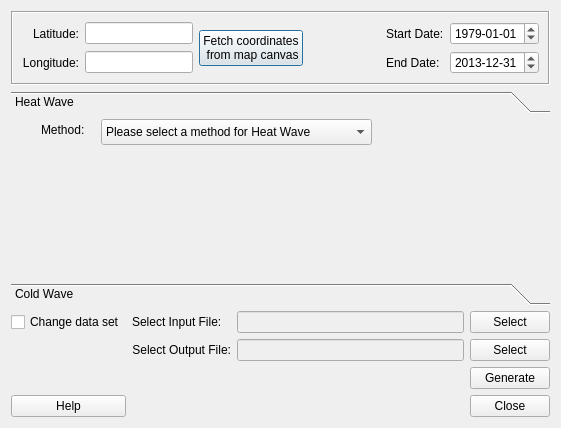
This is ExtremeFinder/extreme_finder_dialog_base.ui in UMEP-dev/UMEP as Qt 5 draws it before an edit. The edited form follows.
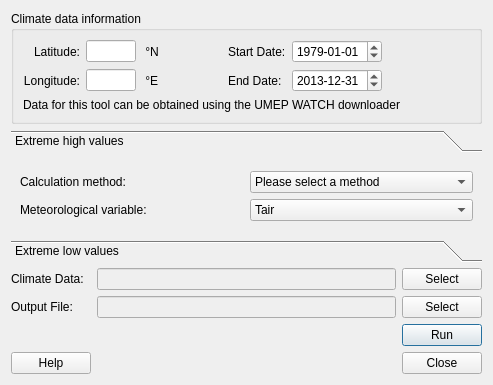
This is the edited form.

The edit to the form file:
```diff
--- a/ExtremeFinder/extreme_finder_dialog_base.ui
+++ b/ExtremeFinder/extreme_finder_dialog_base.ui
@@ -6,8 +6,8 @@
    <rect>
     <x>0</x>
     <y>0</y>
-    <width>561</width>
-    <height>428</height>
+    <width>493</width>
+    <height>385</height>
    </rect>
   </property>
   <property name="windowTitle">
@@ -15,31 +15,43 @@
   </property>
   <layout class="QGridLayout" name="gridLayout_4">
    <item row="0" column="0">
-    <widget class="QFrame" name="frame_2">
-     <property name="frameShape">
-      <enum>QFrame::Box</enum>
-     </property>
-     <property name="frameShadow">
-      <enum>QFrame::Sunken</enum>
+    <widget class="QGroupBox" name="groupBox">
+     <property name="title">
+      <string>Climate data information</string>
      </property>
      <layout class="QGridLayout" name="gridLayout_3">
       <item row="0" column="0">
        <layout class="QGridLayout" name="gridLayout_2">
-        <item row="0" column="3">
-         <spacer name="horizontalSpacer">
-          <property name="orientation">
-           <enum>Qt::Horizontal</enum>
+        <item row="0" column="0">
+         <widget class="QLabel" name="label_12">
+          <property name="text">
+           <string>Latitude:</string>
           </property>
-          <property name="sizeHint" stdset="0">
-           <size>
-            <width>40</width>
-            <height>20</height>
-           </size>
+          <property name="alignment">
+           <set>Qt::AlignRight|Qt::AlignTrailing|Qt::AlignVCenter</set>
           </property>
-         </spacer>
+         </widget>
         </item>
         <item row="0" column="1">
          <widget class="QLineEdit" name="textOutput_lat">
+          <property name="sizePolicy">
+           <sizepolicy hsizetype="Fixed" vsizetype="Fixed">
+            <horstretch>0</horstretch>
+            <verstretch>0</verstretch>
+           </sizepolicy>
+          </property>
+          <property name="minimumSize">
+           <size>
+            <width>50</width>
+            <height>0</height>
+           </size>
+          </property>
+          <property name="maximumSize">
+           <size>
+            <width>50</width>
+            <height>16777215</height>
+           </size>
+          </property>
           <property name="inputMask">
            <string/>
           </property>
@@ -48,50 +60,63 @@
           </property>
          </widget>
         </item>
-        <item row="0" column="5">
+        <item row="0" column="2">
+         <widget class="QLabel" name="label_17">
+          <property name="text">
+           <string> °N</string>
+          </property>
+          <property name="alignment">
+           <set>Qt::AlignLeading|Qt::AlignLeft|Qt::AlignVCenter</set>
+          </property>
+         </widget>
+        </item>
+        <item row="0" column="3">
+         <spacer name="horizontalSpacer_2">
+          <property name="orientation">
+           <enum>Qt::Horizontal</enum>
+          </property>
+          <property name="sizeHint" stdset="0">
+           <size>
+            <width>18</width>
+            <height>20</height>
+           </size>
+          </property>
+         </spacer>
+        </item>
+        <item row="0" column="4">
          <widget class="QLabel" name="label">
           <property name="text">
            <string>Start Date:</string>
           </property>
          </widget>
         </item>
-        <item row="1" column="1">
-         <widget class="QLineEdit" name="textOutput_lon">
-          <property name="text">
-           <string/>
-          </property>
-         </widget>
-        </item>
-        <item row="1" column="6">
-         <widget class="QDateEdit" name="dateEditEnd">
-          <property name="maximumDate">
-           <date>
-            <year>2016</year>
-            <month>12</month>
-            <day>31</day>
-           </date>
-          </property>
-          <property name="minimumDate">
-           <date>
-            <year>1901</year>
-            <month>1</month>
-            <day>1</day>
-           </date>
-          </property>
-          <property name="displayFormat">
-           <string>yyyy-MM-dd</string>
-          </property>
-          <property name="date">
-           <date>
-            <year>2013</year>
-            <month>12</month>
-            <day>31</day>
-           </date>
-          </property>
-         </widget>
-        </item>
-        <item row="0" column="6">
+        <item row="0" column="5">
          <widget class="QDateEdit" name="dateEditStart">
+          <property name="sizePolicy">
+           <sizepolicy hsizetype="Fixed" vsizetype="Fixed">
+            <horstretch>0</horstretch>
+            <verstretch>0</verstretch>
+           </sizepolicy>
+          </property>
+          <property name="minimumSize">
+           <size>
+            <width>90</width>
+            <height>0</height>
+           </size>
+          </property>
+          <property name="maximumSize">
+           <size>
+            <width>90</width>
+            <height>16777215</height>
+           </size>
+          </property>
+          <property name="date">
+           <date>
+            <year>1979</year>
+            <month>1</month>
+            <day>1</day>
+           </date>
+          </property>
           <property name="maximumDateTime">
            <datetime>
             <hour>23</hour>
@@ -138,15 +163,18 @@
           </property>
          </widget>
         </item>
-        <item row="0" column="0">
-         <widget class="QLabel" name="label_12">
-          <property name="text">
-           <string>Latitude:</string>
+        <item row="0" column="6">
+         <spacer name="horizontalSpacer">
+          <property name="orientation">
+           <enum>Qt::Horizontal</enum>
           </property>
-          <property name="alignment">
-           <set>Qt::AlignRight|Qt::AlignTrailing|Qt::AlignVCenter</set>
+          <property name="sizeHint" stdset="0">
+           <size>
+            <width>88</width>
+            <height>17</height>
+           </size>
           </property>
-         </widget>
+         </spacer>
         </item>
         <item row="1" column="0">
          <widget class="QLabel" name="label_11">
@@ -158,23 +186,100 @@
           </property>
          </widget>
         </item>
-        <item row="1" column="5">
+        <item row="1" column="1">
+         <widget class="QLineEdit" name="textOutput_lon">
+          <property name="minimumSize">
+           <size>
+            <width>50</width>
+            <height>0</height>
+           </size>
+          </property>
+          <property name="maximumSize">
+           <size>
+            <width>50</width>
+            <height>16777215</height>
+           </size>
+          </property>
+          <property name="text">
+           <string/>
+          </property>
+         </widget>
+        </item>
+        <item row="1" column="2" colspan="2">
+         <widget class="QLabel" name="label_18">
+          <property name="text">
+           <string> °E</string>
+          </property>
+          <property name="alignment">
+           <set>Qt::AlignLeading|Qt::AlignLeft|Qt::AlignVCenter</set>
+          </property>
+         </widget>
+        </item>
+        <item row="1" column="4">
          <widget class="QLabel" name="label_2">
           <property name="text">
            <string>End Date:</string>
           </property>
          </widget>
         </item>
-        <item row="0" column="2" rowspan="2">
-         <widget class="QPushButton" name="selectpoint">
-          <property name="text">
-           <string>Fetch coordinates
- from map canvas</string>
+        <item row="1" column="5">
+         <widget class="QDateEdit" name="dateEditEnd">
+          <property name="sizePolicy">
+           <sizepolicy hsizetype="Fixed" vsizetype="Fixed">
+            <horstretch>0</horstretch>
+            <verstretch>0</verstretch>
+           </sizepolicy>
+          </property>
+          <property name="minimumSize">
+           <size>
+            <width>90</width>
+            <height>0</height>
+           </size>
+          </property>
+          <property name="maximumSize">
+           <size>
+            <width>90</width>
+            <height>16777215</height>
+           </size>
+          </property>
+          <property name="date">
+           <date>
+            <year>2013</year>
+            <month>12</month>
+            <day>31</day>
+           </date>
+          </property>
+          <property name="maximumDate">
+           <date>
+            <year>2016</year>
+            <month>12</month>
+            <day>31</day>
+           </date>
+          </property>
+          <property name="minimumDate">
+           <date>
+            <year>1901</year>
+            <month>1</month>
+            <day>1</day>
+           </date>
+          </property>
+          <property name="displayFormat">
+           <string>yyyy-MM-dd</string>
           </property>
          </widget>
         </item>
        </layout>
       </item>
+      <item row="1" column="0">
+       <widget class="QLabel" name="label_19">
+        <property name="text">
+         <string>Data for this tool can be obtained using the UMEP WATCH downloader</string>
+        </property>
+        <property name="alignment">
+         <set>Qt::AlignLeading|Qt::AlignLeft|Qt::AlignVCenter</set>
+        </property>
+       </widget>
+      </item>
      </layout>
     </widget>
    </item>
@@ -188,61 +293,106 @@
        <rect>
         <x>0</x>
         <y>0</y>
-        <width>537</width>
-        <height>76</height>
+        <width>475</width>
+        <height>89</height>
        </rect>
       </property>
       <attribute name="label">
-       <string>Heat Wave</string>
+       <string>Extreme high values</string>
       </attribute>
-      <widget class="QComboBox" name="comboBox_HW">
-       <property name="geometry">
-        <rect>
-         <x>90</x>
-         <y>0</y>
-         <width>271</width>
-         <height>26</height>
-        </rect>
-       </property>
-       <item>
-        <property name="text">
-         <string>Please select a method for Heat Wave</string>
-        </property>
+      <layout class="QGridLayout" name="gridLayout_7">
+       <item row="0" column="0">
+        <layout class="QGridLayout" name="gridLayout_5">
+         <item row="0" column="0">
+          <widget class="QLabel" name="label_13">
+           <property name="text">
+            <string>Calculation method:</string>
+           </property>
+          </widget>
+         </item>
+         <item row="0" column="1">
+          <widget class="QComboBox" name="comboBox_HW">
+           <item>
+            <property name="text">
+             <string>Please select a method</string>
+            </property>
+           </item>
+           <item>
+            <property name="text">
+             <string extracomment="Exceedance index—longest period where maximum temperature is above the 97.5th percentile for at least 3days; average daily maximum temperature across the event is over the 97.5th percentile; all days are above the 81st percentile.">Meehl and Tebaldi (2004)</string>
+            </property>
+           </item>
+           <item>
+            <property name="text">
+             <string extracomment="Multi-measurement index—periods of at least 6days where maximum temperature exceeds the calendar day 90th percentile (15day calendar window).">Fischer and Schär (2010)</string>
+            </property>
+           </item>
+           <item>
+            <property name="text">
+             <string extracomment="Atleast3daysabovethe98thpercentileofmaximumtemperature.The 98th percentile of the daily Tmax&#13;values in the MJJASO months">Schoetter et al. (2014)</string>
+            </property>
+           </item>
+           <item>
+            <property name="text">
+             <string extracomment="Periods of various length where daily mean temperature is above the 90th percentile">Vautard et al. (2013)</string>
+            </property>
+           </item>
+          </widget>
+         </item>
+         <item row="1" column="0">
+          <widget class="QLabel" name="label_15">
+           <property name="text">
+            <string>Meteorological variable:</string>
+           </property>
+          </widget>
+         </item>
+         <item row="1" column="1">
+          <widget class="QComboBox" name="cmbHWvar">
+           <item>
+            <property name="text">
+             <string>Tair</string>
+            </property>
+           </item>
+           <item>
+            <property name="text">
+             <string>Qair</string>
+            </property>
+           </item>
+           <item>
+            <property name="text">
+             <string>Wind</string>
+            </property>
+           </item>
+           <item>
+            <property name="text">
+             <string>PSurf</string>
+            </property>
+           </item>
+           <item>
+            <property name="text">
+             <string>SWdown</string>
+            </property>
+           </item>
+           <item>
+            <property name="text">
+             <string>LWdown</string>
+            </property>
+           </item>
+           <item>
+            <property name="text">
+             <string>Snowf</string>
+            </property>
+           </item>
+           <item>
+            <property name="text">
+             <string>Rainf</string>
+            </property>
+           </item>
+          </widget>
+         </item>
+        </layout>
        </item>
-       <item>
-        <property name="text">
-         <string extracomment="Exceedance index—longest period where maximum temperature is above the 97.5th percentile for at least 3days; average daily maximum temperature across the event is over the 97.5th percentile; all days are above the 81st percentile.">Meehl and Tebaldi (2004)</string>
-        </property>
-       </item>
-       <item>
-        <property name="text">
-         <string extracomment="Multi-measurement index—periods of at least 6days where maximum temperature exceeds the calendar day 90th percentile (15day calendar window).">Fischer and Schär (2010)</string>
-        </property>
-       </item>
-       <item>
-        <property name="text">
-         <string extracomment="Atleast3daysabovethe98thpercentileofmaximumtemperature.The 98th percentile of the daily Tmax&#13;values in the MJJASO months">Schoetter et al. (2014)</string>
-        </property>
-       </item>
-       <item>
-        <property name="text">
-         <string extracomment="Periods of various length where daily mean temperature is above the 90th percentile">Vautard et al. (2013)</string>
-        </property>
-       </item>
-      </widget>
-      <widget class="QLabel" name="label_13">
-       <property name="geometry">
-        <rect>
-         <x>30</x>
-         <y>-10</y>
-         <width>69</width>
-         <height>41</height>
-        </rect>
-       </property>
-       <property name="text">
-        <string>Method:</string>
-       </property>
-      </widget>
+      </layout>
      </widget>
      <widget class="QWidget" name="page_2">
       <property name="geometry">
@@ -254,7 +404,7 @@
        </rect>
       </property>
       <attribute name="label">
-       <string>Cold Wave</string>
+       <string>Extreme low values</string>
       </attribute>
       <widget class="QComboBox" name="comboBox_CW">
        <property name="geometry">
@@ -310,7 +460,7 @@
         <cursorShape>ArrowCursor</cursorShape>
        </property>
        <property name="text">
-        <string>Generate</string>
+        <string>Run</string>
        </property>
       </widget>
      </item>
@@ -341,6 +491,32 @@
        </property>
       </widget>
      </item>
+     <item row="0" column="3">
+      <widget class="QLineEdit" name="textInput">
+       <property name="enabled">
+        <bool>false</bool>
+       </property>
+       <property name="layoutDirection">
+        <enum>Qt::LeftToRight</enum>
+       </property>
+       <property name="text">
+        <string/>
+       </property>
+      </widget>
+     </item>
+     <item row="3" column="3">
+      <widget class="QLabel" name="lblDownloading">
+       <property name="enabled">
+        <bool>true</bool>
+       </property>
+       <property name="text">
+        <string/>
+       </property>
+       <property name="alignment">
+        <set>Qt::AlignLeading|Qt::AlignLeft|Qt::AlignVCenter</set>
+       </property>
+      </widget>
+     </item>
      <item row="2" column="4">
       <widget class="QPushButton" name="pushButtonSave">
        <property name="text">
@@ -348,33 +524,20 @@
        </property>
       </widget>
      </item>
-     <item row="2" column="2">
-      <widget class="QLabel" name="label_5">
-       <property name="text">
-        <string>Select Output File:</string>
-       </property>
-       <property name="alignment">
-        <set>Qt::AlignRight|Qt::AlignTrailing|Qt::AlignVCenter</set>
-       </property>
-      </widget>
-     </item>
-     <item row="0" column="2">
+     <item row="0" column="1">
       <widget class="QLabel" name="label_3">
        <property name="text">
-        <string>Select Input File:</string>
+        <string>Climate Data:</string>
        </property>
       </widget>
      </item>
-     <item row="0" column="3">
-      <widget class="QLineEdit" name="textInput">
-       <property name="enabled">
-        <bool>false</bool>
-       </property>
-       <property name="layoutDirection">
-        <enum>Qt::LeftToRight</enum>
-       </property>
+     <item row="2" column="1">
+      <widget class="QLabel" name="label_5">
        <property name="text">
-        <string/>
+        <string>Output File:</string>
+       </property>
+       <property name="alignment">
+        <set>Qt::AlignLeading|Qt::AlignLeft|Qt::AlignVCenter</set>
        </property>
       </widget>
      </item>
@@ -385,13 +548,6 @@
        </property>
       </widget>
      </item>
-     <item row="0" column="1">
-      <widget class="QCheckBox" name="checkBox">
-       <property name="text">
-        <string>Change data set</string>
-       </property>
-      </widget>
-     </item>
     </layout>
    </item>
   </layout>
```
Left out of the diff: 140 changed lines with no effect on the pictures.
